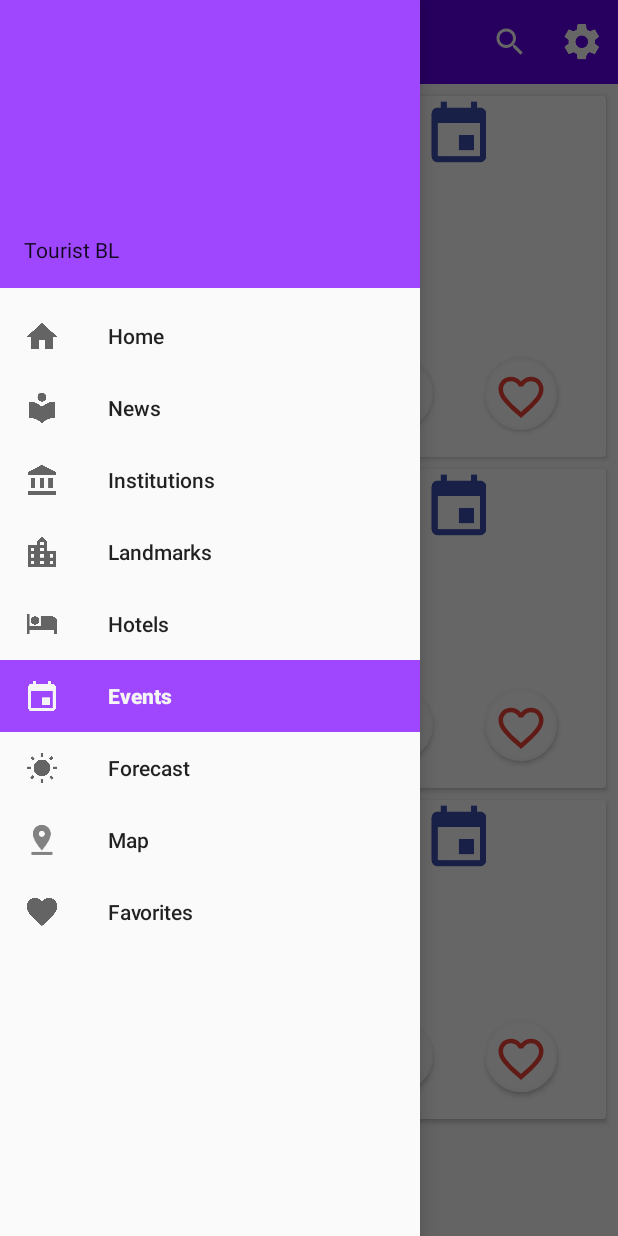
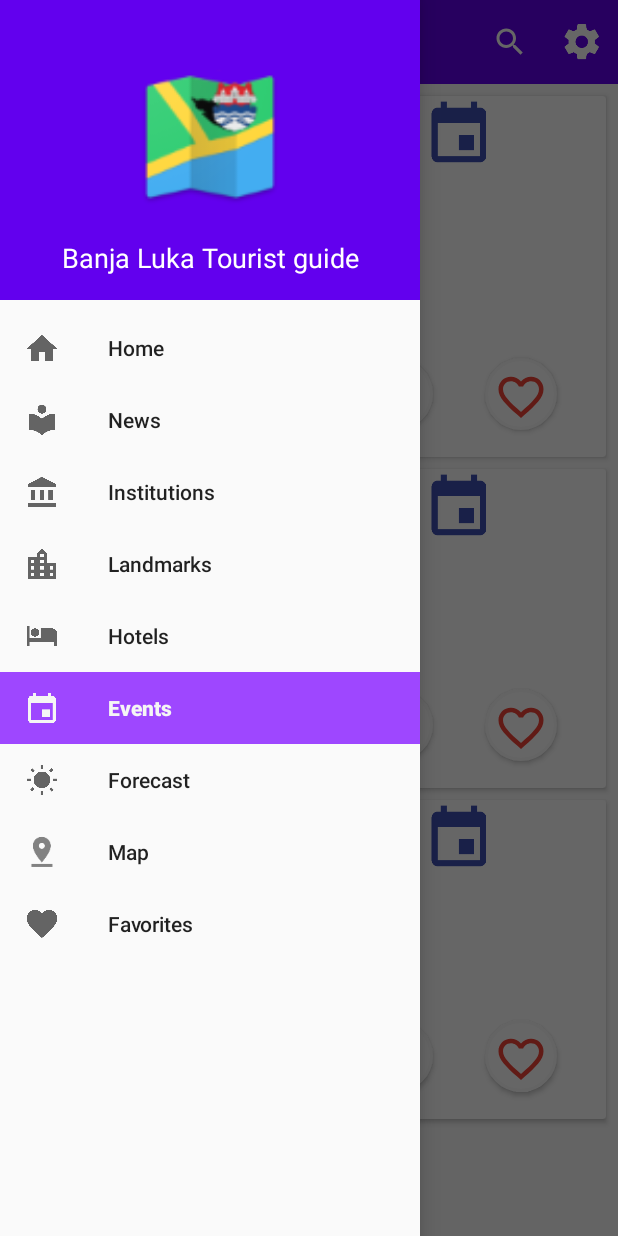
Before and after one commit to Dzoks/TouristBL, an Android app: the fragment EventFragment placed in its activity, with the side drawer open, on a phone screen of 412 x 824 dp. Run offline under Robolectric (Android 15) with nearby library versions, the phone set to English and light mode, and no system bars; our stand-ins replace Room's generated code; libraries missing offline, so code that uses them is left out: org.apache.commons.

Commit message:
Finished app. Testing left.

```diff
--- a/TouristBL/app/src/main/AndroidManifest.xml
+++ b/TouristBL/app/src/main/AndroidManifest.xml
@@ -15,7 +15,6 @@
         android:allowBackup="true"
         android:icon="@mipmap/ic_launcher"
         android:label="@string/app_name"
-        android:roundIcon="@mipmap/ic_launcher_round"
         android:supportsRtl="true"
         android:theme="@style/Theme.AppCompat.Light.NoActionBar"
         tools:ignore="GoogleAppIndexingWarning">
--- a/TouristBL/app/src/main/res/layout/nav_header.xml
+++ b/TouristBL/app/src/main/res/layout/nav_header.xml
@@ -1,16 +1,28 @@
 <?xml version="1.0" encoding="utf-8"?>
 <LinearLayout xmlns:android="http://schemas.android.com/apk/res/android"
     android:layout_width="match_parent"
-    android:layout_height="192dp"
-    android:background="@color/colorPrimaryLight"
+    android:layout_height="200dp"
+    android:background="@color/colorPrimary"
     android:padding="16dp"
     android:orientation="vertical"
     android:gravity="bottom">
 
+    <ImageView
+        android:layout_width="100dp"
+        android:src="@mipmap/ic_launcher"
+        android:layout_gravity="center_horizontal"
+        android:layout_margin="20dp"
+        android:layout_height="100dp" />
     <TextView
         android:layout_width="match_parent"
         android:layout_height="wrap_content"
-        android:text="Tourist BL"
-        android:textAppearance="@style/TextAppearance.AppCompat.Body1"/>
+        android:layout_gravity="center_horizontal"
+        android:fontFamily=""
+        android:gravity="center"
+        android:textColor="@color/white"
+        android:textSize="18sp"
+        android:text="@string/sidebar_text"
+        />
+
 
 </LinearLayout>
--- a/TouristBL/app/src/main/res/mipmap-anydpi-v26/ic_launcher.xml
+++ /dev/null
@@ -1,5 +0,0 @@
-<?xml version="1.0" encoding="utf-8"?>
-<adaptive-icon xmlns:android="http://schemas.android.com/apk/res/android">
-    <background android:drawable="@drawable/ic_launcher_background" />
-    <foreground android:drawable="@drawable/ic_launcher_foreground" />
-</adaptive-icon>
--- a/TouristBL/app/src/main/res/mipmap-anydpi-v26/ic_launcher_round.xml
+++ /dev/null
@@ -1,5 +0,0 @@
-<?xml version="1.0" encoding="utf-8"?>
-<adaptive-icon xmlns:android="http://schemas.android.com/apk/res/android">
-    <background android:drawable="@drawable/ic_launcher_background" />
-    <foreground android:drawable="@drawable/ic_launcher_foreground" />
-</adaptive-icon>
--- a/TouristBL/app/src/main/res/values/strings.xml
+++ b/TouristBL/app/src/main/res/values/strings.xml
@@ -21,6 +21,7 @@
     <string name="menu_item_fav">Favorites</string>
     <string name="loading">Loading…</string>
     <string name="weather_lang">en</string>
+    <string name="sidebar_text">Banja Luka Tourist guide</string>
 
     <string name="menu_item_home">Home</string>
 </resources>
```
Also changed, not shown: TouristBL/app/src/main/res/mipmap-hdpi/ic_launcher.png, TouristBL/app/src/main/res/mipmap-hdpi/ic_launcher_round.png (deleted), TouristBL/app/src/main/res/mipmap-mdpi/ic_launcher.png, TouristBL/app/src/main/res/mipmap-mdpi/ic_launcher_round.png (deleted), TouristBL/app/src/main/res/mipmap-xhdpi/ic_launcher.png, TouristBL/app/src/main/res/mipmap-xhdpi/ic_launcher_round.png (deleted), TouristBL/app/src/main/res/mipmap-xxhdpi/ic_launcher.png, TouristBL/app/src/main/res/mipmap-xxhdpi/ic_launcher_round.png (deleted), TouristBL/app/src/main/res/mipmap-xxxhdpi/ic_launcher.png, TouristBL/app/src/main/res/mipmap-xxxhdpi/ic_launcher_round.png (deleted), 1 other file.
